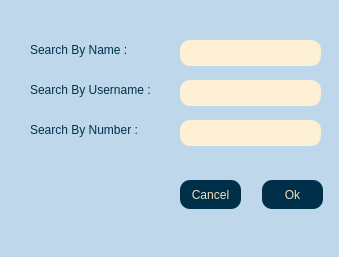
AP-projects-4001/jan-ghahve, file client/search.ui: the form before one commit.
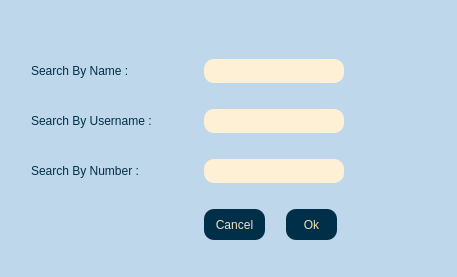
The form after the commit.

Commit message: search and contacts added

```diff
--- a/client/search.ui
+++ b/client/search.ui
@@ -6,8 +6,8 @@
    <rect>
     <x>0</x>
     <y>0</y>
-    <width>339</width>
-    <height>257</height>
+    <width>457</width>
+    <height>277</height>
    </rect>
   </property>
   <property name="windowTitle">
@@ -17,13 +17,77 @@
    <string notr="true">background-color:rgb(191, 215, 234);
 </string>
   </property>
+  <widget class="QPushButton" name="pbn_cancel">
+   <property name="geometry">
+    <rect>
+     <x>204</x>
+     <y>209</y>
+     <width>61</width>
+     <height>31</height>
+    </rect>
+   </property>
+   <property name="styleSheet">
+    <string notr="true">background-color:rgb(0, 48, 73);
+border-radius: 10px;
+color:rgb(245, 223, 187);</string>
+   </property>
+   <property name="text">
+    <string>Cancel</string>
+   </property>
+  </widget>
+  <widget class="QLineEdit" name="led_number">
+   <property name="geometry">
+    <rect>
+     <x>204</x>
+     <y>159</y>
+     <width>140</width>
+     <height>24</height>
+    </rect>
+   </property>
+   <property name="styleSheet">
+    <string notr="true">background-color:rgb(253, 240, 213);
+border-radius: 10%;</string>
+   </property>
+  </widget>
+  <widget class="QPushButton" name="pbn_ok">
+   <property name="geometry">
+    <rect>
+     <x>286</x>
+     <y>209</y>
+     <width>51</width>
+     <height>31</height>
+    </rect>
+   </property>
+   <property name="styleSheet">
+    <string notr="true">background-color:rgb(0, 48, 73);
+border-radius: 10px;
+color:rgb(245, 223, 187);</string>
+   </property>
+   <property name="text">
+    <string>Ok</string>
+   </property>
+  </widget>
+  <widget class="QLineEdit" name="led_name">
+   <property name="geometry">
+    <rect>
+     <x>204</x>
+     <y>59</y>
+     <width>140</width>
+     <height>24</height>
+    </rect>
+   </property>
+   <property name="styleSheet">
+    <string notr="true">background-color:rgb(253, 240, 213);
+border-radius: 10%;</string>
+   </property>
+  </widget>
   <widget class="QLabel" name="label">
    <property name="geometry">
     <rect>
-     <x>30</x>
-     <y>40</y>
-     <width>121</width>
-     <height>20</height>
+     <x>31</x>
+     <y>59</y>
+     <width>134</width>
+     <height>23</height>
     </rect>
    </property>
    <property name="styleSheet">
@@ -33,13 +97,27 @@
     <string>Search By Name :</string>
    </property>
   </widget>
+  <widget class="QLineEdit" name="led_id">
+   <property name="geometry">
+    <rect>
+     <x>204</x>
+     <y>109</y>
+     <width>140</width>
+     <height>24</height>
+    </rect>
+   </property>
+   <property name="styleSheet">
+    <string notr="true">background-color:rgb(253, 240, 213);
+border-radius: 10%;</string>
+   </property>
+  </widget>
   <widget class="QLabel" name="label_2">
    <property name="geometry">
     <rect>
-     <x>30</x>
-     <y>80</y>
-     <width>151</width>
-     <height>20</height>
+     <x>31</x>
+     <y>109</y>
+     <width>165</width>
+     <height>23</height>
     </rect>
    </property>
    <property name="styleSheet">
@@ -52,10 +130,10 @@
   <widget class="QLabel" name="label_3">
    <property name="geometry">
     <rect>
-     <x>30</x>
-     <y>120</y>
-     <width>141</width>
-     <height>20</height>
+     <x>31</x>
+     <y>159</y>
+     <width>151</width>
+     <height>23</height>
     </rect>
    </property>
    <property name="styleSheet">
@@ -65,84 +143,6 @@
     <string>Search By Number :</string>
    </property>
   </widget>
-  <widget class="QLineEdit" name="lineEdit">
-   <property name="geometry">
-    <rect>
-     <x>180</x>
-     <y>40</y>
-     <width>141</width>
-     <height>26</height>
-    </rect>
-   </property>
-   <property name="styleSheet">
-    <string notr="true">background-color:rgb(253, 240, 213);
-border-radius: 10%;</string>
-   </property>
-  </widget>
-  <widget class="QLineEdit" name="lineEdit_2">
-   <property name="geometry">
-    <rect>
-     <x>180</x>
-     <y>80</y>
-     <width>141</width>
-     <height>26</height>
-    </rect>
-   </property>
-   <property name="styleSheet">
-    <string notr="true">background-color:rgb(253, 240, 213);
-border-radius: 10%;</string>
-   </property>
-  </widget>
-  <widget class="QLineEdit" name="lineEdit_3">
-   <property name="geometry">
-    <rect>
-     <x>180</x>
-     <y>120</y>
-     <width>141</width>
-     <height>26</height>
-    </rect>
-   </property>
-   <property name="styleSheet">
-    <string notr="true">background-color:rgb(253, 240, 213);
-border-radius: 10%;</string>
-   </property>
-  </widget>
-  <widget class="QPushButton" name="pushButton">
-   <property name="geometry">
-    <rect>
-     <x>262</x>
-     <y>180</y>
-     <width>61</width>
-     <height>29</height>
-    </rect>
-   </property>
-   <property name="styleSheet">
-    <string notr="true">background-color:rgb(0, 48, 73);
-border-radius: 10px;
-color:rgb(245, 223, 187);</string>
-   </property>
-   <property name="text">
-    <string>Ok</string>
-   </property>
-  </widget>
-  <widget class="QPushButton" name="pushButton_2">
-   <property name="geometry">
-    <rect>
-     <x>180</x>
-     <y>180</y>
-     <width>61</width>
-     <height>29</height>
-    </rect>
-   </property>
-   <property name="styleSheet">
-    <string notr="true">background-color:rgb(0, 48, 73);
-border-radius: 10px;
-color:rgb(245, 223, 187);</string>
-   </property>
-   <property name="text">
-    <string>Cancel</string>
-   </property>
-  </widget>
  </widget>
  <resources/>
  <connections/>
```
The commit also changes 10 other files.
